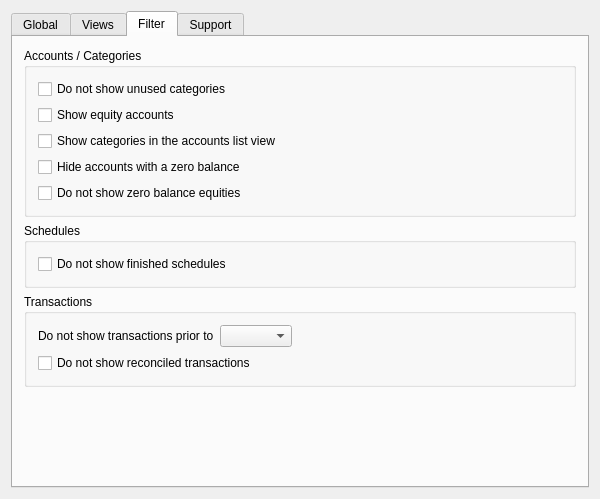
This is kmymoney/dialogs/settings/ksettingsgeneral.ui in KDE/kmymoney as Qt 5 draws it before an edit. The edited form follows.
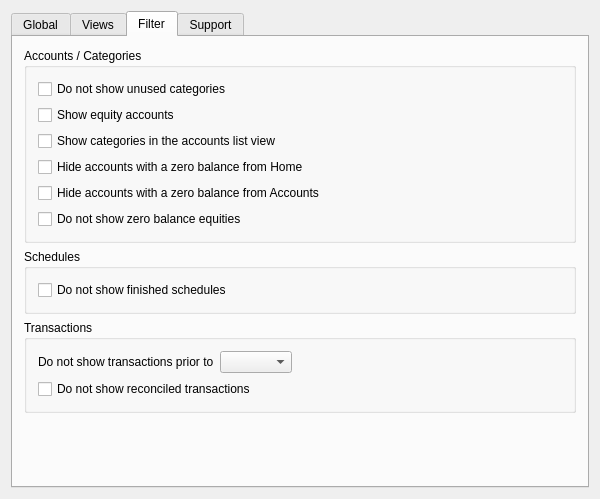
This is the edited form. The open tabs and pages were chosen to show the change. Custom widgets are drawn as their Qt base class.

Commit message:
Split Hide Accounts with Zero Balance into 2 settings.
Initially I wanted this to hide unused accounts from the home view
but kept them in the Accounts tab when I started using said accounts.
But this change also now hides them from Accounts tab. So use a new
setting HideZeroBalanceAccountsHome to hide things from the Home view
and use the original to hide from Accounts tab.
This way each can be toggled independently based on user preference.

What changed in the file:
```diff
--- a/kmymoney/dialogs/settings/ksettingsgeneral.ui
+++ b/kmymoney/dialogs/settings/ksettingsgeneral.ui
@@ -411,10 +411,17 @@
             </property>
            </widget>
           </item>
+          <item>
+           <widget class="QCheckBox" name="kcfg_HideZeroBalanceAccountsHome">
+            <property name="text">
+             <string>Hide accounts with a zero balance from Home</string>
+            </property>
+           </widget>
+          </item>
           <item>
            <widget class="QCheckBox" name="kcfg_HideZeroBalanceAccounts">
             <property name="text">
-             <string>Hide accounts with a zero balance</string>
+             <string>Hide accounts with a zero balance from Accounts</string>
             </property>
            </widget>
           </item>
```
The commit also changes 3 other files.
